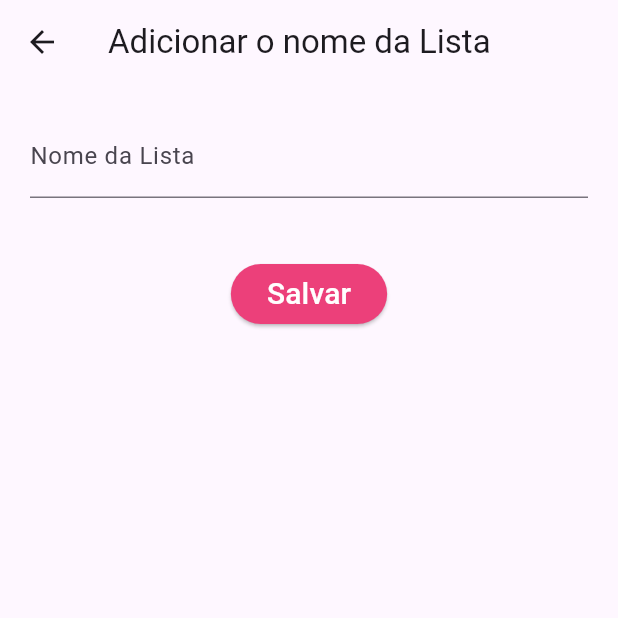
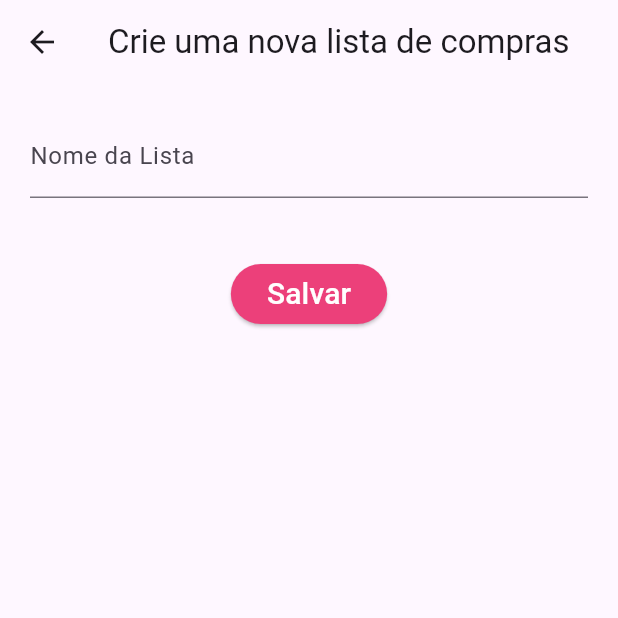
Before and after one commit to raquelpantojo/nacesta_app, a Flutter app: the TelaCriarNovaListaView screen opened by its route, on a phone screen of 412 x 824 dp, the top half of it. Run offline on Flutter 3.47's test engine with Material 3 defaults, Android fonts, the phone set to English and light mode, and no system bars; our stand-ins replace device_preview.

Commit message:
criar uma novalista de compras

```diff
--- a/lib/tela_criarNovaLista.dart
+++ b/lib/tela_criarNovaLista.dart
@@ -16,7 +16,7 @@ class _TelaCriarListaNovaViewState extends State<TelaCriarNovaListaView> {
   Widget build(BuildContext context) {
     return Scaffold(
       appBar: AppBar(
-        title: Text('Adicionar o nome da Lista'),
+        title: Text('Crie uma nova lista de compras'),
       ),
       body: Padding(
         padding: const EdgeInsets.all(20.0),
```
